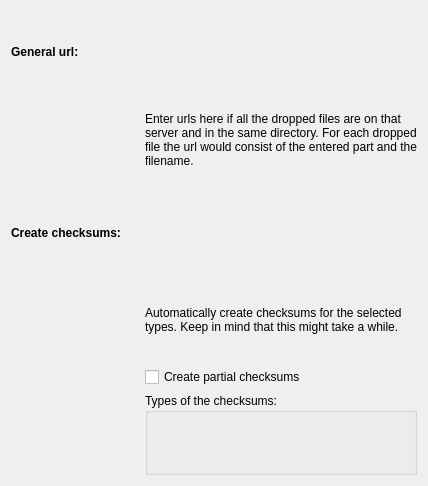
First picture: the form in ui/metalinkcreator/dragdlg.ui, repository KDE/kget, before the edit.
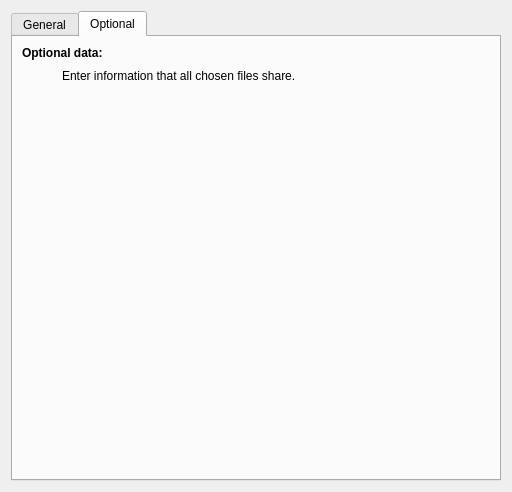
Second picture: the form after the edit. The open tabs and pages were chosen to show the change. Custom widgets are drawn as their Qt base class.

What changed in the file:
```diff
--- a/ui/metalinkcreator/dragdlg.ui
+++ b/ui/metalinkcreator/dragdlg.ui
@@ -6,38 +6,25 @@
    <rect>
     <x>0</x>
     <y>0</y>
-    <width>428</width>
-    <height>486</height>
+    <width>512</width>
+    <height>492</height>
    </rect>
   </property>
+  <layout class="QVBoxLayout" name="verticalLayout">
+   <item>
+    <widget class="KTabWidget" name="ktabwidget">
+     <property name="currentIndex">
+      <number>0</number>
+     </property>
+     <widget class="QWidget" name="Seite">
+      <attribute name="title">
+       <string extracomment="General options.">General</string>
+      </attribute>
   <layout class="QGridLayout" name="gridLayout">
-   <item row="4" column="0" colspan="2">
-    <widget class="QLabel" name="label_2">
-     <property name="font">
-      <font>
-       <weight>75</weight>
-       <bold>true</bold>
-      </font>
-     </property>
-     <property name="text">
-      <string>Create checksums:</string>
-     </property>
-    </widget>
-   </item>
    <item row="5" column="1">
-    <widget class="QLabel" name="label_3">
+        <widget class="QCheckBox" name="partialChecksums">
      <property name="text">
-      <string>Automatically create checksums for the selected types. Keep in mind that this might take a while.</string>
-     </property>
-     <property name="wordWrap">
-      <bool>true</bool>
-     </property>
-    </widget>
-   </item>
-   <item row="7" column="1">
-    <widget class="QGroupBox" name="groupBox">
-     <property name="title">
-      <string>Types of the checksums:</string>
+          <string>Create partial checksums</string>
      </property>
     </widget>
    </item>
@@ -54,20 +41,7 @@
      </property>
     </widget>
    </item>
-   <item row="1" column="1">
-    <widget class="QLabel" name="label_4">
-     <property name="text">
-      <string>Enter urls here if all the dropped files are on that server and in the same directory. For each dropped file the url would consist of the entered part and the filename.</string>
-     </property>
-     <property name="wordWrap">
-      <bool>true</bool>
-     </property>
-    </widget>
-   </item>
-   <item row="2" column="1">
-    <layout class="QVBoxLayout" name="urlLayout"/>
-   </item>
-   <item row="3" column="0">
+       <item row="2" column="0">
     <spacer name="verticalSpacer">
      <property name="orientation">
       <enum>Qt::Vertical</enum>
@@ -83,7 +57,20 @@
      </property>
     </spacer>
    </item>
-   <item row="5" column="0">
+       <item row="2" column="1">
+        <layout class="QVBoxLayout" name="urlLayout"/>
+       </item>
+       <item row="4" column="1">
+        <widget class="QLabel" name="label_3">
+         <property name="text">
+          <string>Automatically create checksums for the selected types. Keep in mind that this might take a while.</string>
+         </property>
+         <property name="wordWrap">
+          <bool>true</bool>
+         </property>
+        </widget>
+       </item>
+       <item row="4" column="0">
     <spacer name="horizontalSpacer">
      <property name="orientation">
       <enum>Qt::Horizontal</enum>
@@ -100,14 +87,130 @@
     </spacer>
    </item>
    <item row="6" column="1">
-    <widget class="QCheckBox" name="partialChecksums">
+        <widget class="QGroupBox" name="groupBox">
+         <property name="title">
+          <string>Types of the checksums:</string>
+         </property>
+        </widget>
+       </item>
+       <item row="3" column="0" colspan="2">
+        <widget class="QLabel" name="label_2">
+         <property name="font">
+          <font>
+           <weight>75</weight>
+           <bold>true</bold>
+          </font>
+         </property>
      <property name="text">
       <string>Create partial checksums</string>
      </property>
     </widget>
    </item>
   </layout>
- </widget>
+      <zorder>partialChecksums</zorder>
+      <zorder>label</zorder>
+      <zorder>verticalSpacer</zorder>
+      <zorder></zorder>
+      <zorder>label_3</zorder>
+      <zorder>horizontalSpacer</zorder>
+      <zorder>label_4</zorder>
+      <zorder>groupBox</zorder>
+      <zorder>label_2</zorder>
+     </widget>
+     <widget class="QWidget" name="Seite_2">
+      <attribute name="title">
+       <string extracomment="These entries are optional.">Optional</string>
+      </attribute>
+      <layout class="QVBoxLayout" name="verticalLayout_2">
+       <item>
+        <widget class="QLabel" name="label_5">
+         <property name="font">
+          <font>
+           <weight>75</weight>
+           <bold>true</bold>
+          </font>
+         </property>
+         <property name="text">
+          <string>Optional data:</string>
+         </property>
+        </widget>
+       </item>
+       <item>
+        <layout class="QHBoxLayout" name="horizontalLayout">
+         <item>
+          <spacer name="horizontalSpacer_2">
+           <property name="orientation">
+            <enum>Qt::Horizontal</enum>
+           </property>
+           <property name="sizeType">
+            <enum>QSizePolicy::Fixed</enum>
+           </property>
+           <property name="sizeHint" stdset="0">
+            <size>
+             <width>40</width>
+             <height>20</height>
+            </size>
+           </property>
+          </spacer>
+         </item>
+         <item>
+          <widget class="QLabel" name="label_6">
+           <property name="text">
+            <string>Enter information that all chosen files share.</string>
+           </property>
+           <property name="wordWrap">
+            <bool>true</bool>
+           </property>
+          </widget>
+         </item>
+        </layout>
+       </item>
+       <item>
+        <spacer name="verticalSpacer_2">
+         <property name="orientation">
+          <enum>Qt::Vertical</enum>
+         </property>
+         <property name="sizeType">
+          <enum>QSizePolicy::Fixed</enum>
+         </property>
+         <property name="sizeHint" stdset="0">
+          <size>
+           <width>20</width>
+           <height>10</height>
+          </size>
+         </property>
+        </spacer>
+       </item>
+       <item>
+        <layout class="QVBoxLayout" name="dataLayout"/>
+       </item>
+       <item>
+        <spacer name="verticalSpacer_3">
+         <property name="orientation">
+          <enum>Qt::Vertical</enum>
+         </property>
+         <property name="sizeHint" stdset="0">
+          <size>
+           <width>20</width>
+           <height>40</height>
+          </size>
+         </property>
+        </spacer>
+       </item>
+      </layout>
+     </widget>
+    </widget>
+   </item>
+  </layout>
+ </widget>
+ <customwidgets>
+  <customwidget>
+   <class>KTabWidget</class>
+   <extends>QTabWidget</extends>
+   <header>ktabwidget.h</header>
+   <container>1</container>
+  </customwidget>
+ </customwidgets>
  <resources/>
  <connections/>
 </ui>
```
Left out of the diff: 12 changed lines with no effect on the pictures. Lines whose indentation alone changed are shown as unchanged.
